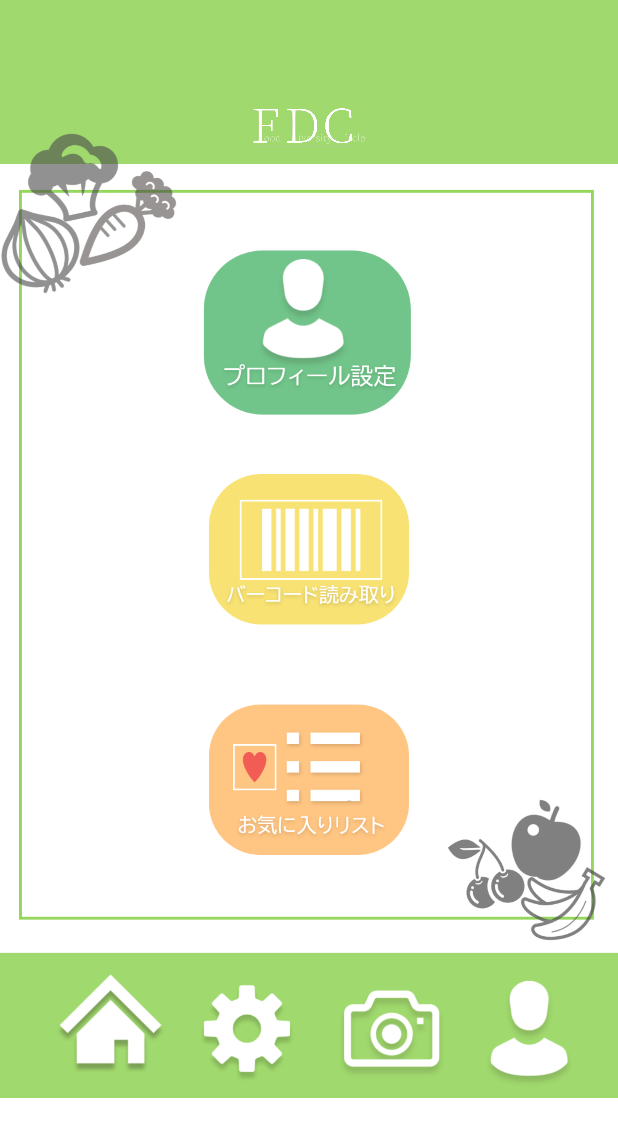
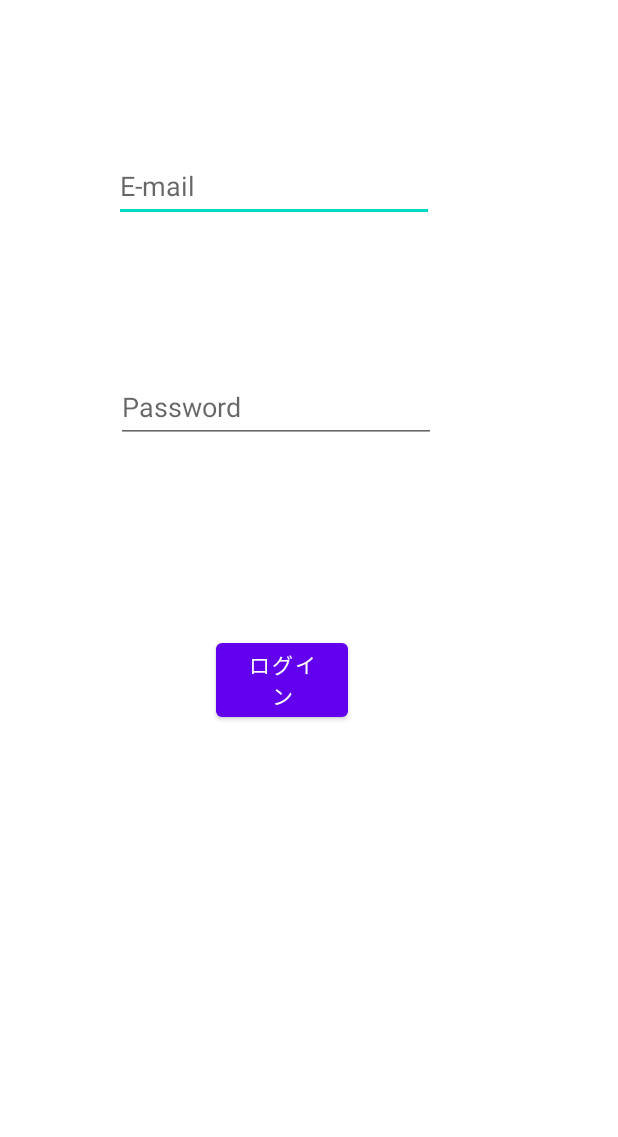
Before and after one commit to b9p31100/0101, an Android app: the screen it shows after launch (home before the commit, login after it), after a tap on "NEXT", on a phone screen of 412 x 824 dp. Shown: the top 1137 px of the screen. Run offline under Robolectric (Android 15) with nearby library versions, the phone set to English and light mode, and no system bars; our stand-ins replace Firebase (no records; nobody signed in at launch, a user with empty details on screens opened directly).

Commit message:
ログイン、（簡単な）サイインインの作成

```diff
--- a/app/build.gradle
+++ b/app/build.gradle
@@ -35,6 +35,7 @@ dependencies {
     implementation 'androidx.constraintlayout:constraintlayout:2.1.1'
     implementation 'com.google.firebase:firebase-database:20.0.1'
     implementation 'com.google.firebase:firebase-analytics:19.0.0'
+    implementation 'com.google.firebase:firebase-auth:21.0.1'
     testImplementation 'junit:junit:4.+'
     androidTestImplementation 'androidx.test.ext:junit:1.1.3'
     androidTestImplementation 'androidx.test.espresso:espresso-core:3.4.0'
--- a/app/src/main/java/com/example/a0101/MainActivity.java
+++ b/app/src/main/java/com/example/a0101/MainActivity.java
@@ -4,10 +4,14 @@ import androidx.appcompat.app.AppCompatActivity;
 
 import android.content.Intent;
 import android.os.Bundle;
-import android.view.View;
 import android.widget.Button;
+import android.widget.Toast;
+
+import com.google.firebase.auth.FirebaseAuth;
+import com.google.firebase.auth.FirebaseUser;
 
 public class MainActivity extends AppCompatActivity {
+    private FirebaseAuth mAuth;
     //ログイン画面
     //MainActivityはhomeではないので注意(自分(増田)への戒めなので、デザイン班はスルーしてください)
     @Override
@@ -15,20 +19,28 @@ public class MainActivity extends AppCompatActivity {
         super.onCreate(savedInstanceState);
         //res/layout/screen1.xml を初期画面に
         setContentView(R.layout.activity_main);
-
+        mAuth = FirebaseAuth.getInstance();
         Button btn = (Button) findViewById(R.id.send_button);
         Button btn2 =(Button)findViewById(R.id.send_button2);
         btn.setOnClickListener(v ->{
                 Intent intent = new Intent(MainActivity.this,
-                        home.class );
+                        login.class );
                 startActivity(intent);
         });
 
         btn2.setOnClickListener(v ->{
             Intent intent = new Intent(MainActivity.this,
-                    userregister.class);
+                    singin.class);
             startActivity(intent);
         });
 
     }
+    @Override
+    public void onStart() {
+        super.onStart();
+        FirebaseUser user = mAuth.getCurrentUser();
+        if(user == null){
+            Toast.makeText(MainActivity.this, "ログインしてください", Toast.LENGTH_SHORT).show();
+        }
+    }
 }
--- /dev/null
+++ b/app/src/main/java/com/example/a0101/login.java
@@ -0,0 +1,57 @@
+package com.example.a0101;
+
+import androidx.appcompat.app.AppCompatActivity;
+
+import android.content.Intent;
+import android.os.Bundle;
+import android.text.TextUtils;
+import android.widget.Button;
+import android.widget.EditText;
+import android.widget.Toast;
+
+import com.google.firebase.auth.FirebaseAuth;
+
+public class login extends AppCompatActivity {
+    private FirebaseAuth mAuth;
+    private EditText editText;
+    private  EditText editText2;
+
+    @Override
+    protected void onCreate(Bundle savedInstanceState) {
+        super.onCreate(savedInstanceState);
+        setContentView(R.layout.activity_login);
+
+        editText = findViewById(R.id.email);
+        editText2 = findViewById(R.id.password);
+        Button btn = (Button)findViewById(R.id.button);
+        mAuth = FirebaseAuth.getInstance();
+
+        btn.setOnClickListener(v->{
+            loginuser();
+        });
+    }
+
+    private void loginuser() {
+        String email = editText.getText().toString();
+        String password = editText2.getText().toString();
+
+        if(TextUtils.isEmpty(email)){
+            editText.setError("メールアドレスが未入力です");
+            editText.requestFocus();
+        }
+        else if(TextUtils.isEmpty(password)){
+            editText2.setError("パスワードが未入力です");
+            editText2.requestFocus();
+        }
+        else{
+            mAuth.signInWithEmailAndPassword(email,password).addOnCompleteListener(task -> {
+                if(task.isSuccessful()){
+                    Toast.makeText(login.this, "ログイン成功.", Toast.LENGTH_SHORT).show();
+                    startActivity(new Intent(login.this, home.class));
+                }else{
+                    Toast.makeText(login.this, "ログイン失敗.", Toast.LENGTH_SHORT).show();
+                }
+            });
+        }
+    }
+}
--- a/app/src/main/res/layout/activity_home.xml
+++ b/app/src/main/res/layout/activity_home.xml
@@ -151,4 +151,5 @@
         app:layout_constraintStart_toStartOf="parent"
         app:layout_constraintTop_toTopOf="parent"
         app:layout_constraintVertical_bias="0.99" />
+
 </androidx.constraintlayout.widget.ConstraintLayout>
--- /dev/null
+++ b/app/src/main/res/layout/activity_login.xml
@@ -0,0 +1,62 @@
+<?xml version="1.0" encoding="utf-8"?>
+<androidx.constraintlayout.widget.ConstraintLayout xmlns:android="http://schemas.android.com/apk/res/android"
+    xmlns:app="http://schemas.android.com/apk/res-auto"
+    xmlns:tools="http://schemas.android.com/tools"
+    android:layout_width="match_parent"
+    android:layout_height="match_parent"
+    tools:context=".login">
+
+    <EditText
+        android:id="@+id/email"
+        android:layout_width="wrap_content"
+        android:layout_height="wrap_content"
+        android:layout_alignParentStart="true"
+        android:layout_alignParentTop="true"
+        android:layout_alignParentEnd="true"
+        android:layout_marginStart="77dp"
+        android:layout_marginTop="100dp"
+        android:layout_marginEnd="124dp"
+        android:ems="10"
+        android:hint="E-mail"
+        android:inputType="textEmailAddress"
+        android:minHeight="48dp"
+        app:layout_constraintEnd_toEndOf="parent"
+        app:layout_constraintHorizontal_bias="0.56"
+        app:layout_constraintStart_toStartOf="parent"
+        app:layout_constraintTop_toTopOf="parent" />
+
+    <EditText
+        android:id="@+id/password"
+        android:layout_width="wrap_content"
+        android:layout_height="48dp"
+        android:layout_below="@+id/email"
+        android:layout_alignEnd="@+id/email"
+        android:layout_alignParentStart="true"
+        android:layout_marginStart="77dp"
+        android:layout_marginTop="59dp"
+        android:layout_marginEnd="124dp"
+        android:layout_marginBottom="88dp"
+        android:ems="10"
+        android:hint="Password"
+        android:inputType="textPassword"
+        android:minHeight="48dp"
+        app:layout_constraintBottom_toTopOf="@+id/button"
+        app:layout_constraintEnd_toEndOf="parent"
+        app:layout_constraintHorizontal_bias="0.0"
+        app:layout_constraintStart_toStartOf="parent"
+        app:layout_constraintTop_toBottomOf="@+id/email" />
+
+    <Button
+        android:id="@+id/button"
+        android:layout_width="88dp"
+        android:layout_height="wrap_content"
+        android:layout_marginStart="144dp"
+        android:layout_marginEnd="179dp"
+        android:layout_marginBottom="340dp"
+        android:text="ログイン"
+        app:layout_constraintBottom_toBottomOf="parent"
+        app:layout_constraintEnd_toEndOf="parent"
+        app:layout_constraintHorizontal_bias="0.0"
+        app:layout_constraintStart_toStartOf="parent" />
+
+</androidx.constraintlayout.widget.ConstraintLayout>
--- a/build.gradle
+++ b/build.gradle
@@ -6,7 +6,7 @@ buildscript {
     }
     dependencies {
         classpath "com.android.tools.build:gradle:7.0.3"
-        classpath 'com.google.gms:google-services:4.3.8'
+        classpath 'com.google.gms:google-services:4.3.10'
 
         // NOTE: Do not place your application dependencies here; they belong
         // in the individual module build.gradle files
--- a/gradle.properties
+++ b/gradle.properties
@@ -17,3 +17,4 @@ org.gradle.jvmargs=-Xmx2048m -Dfile.encoding=UTF-8
 android.useAndroidX=true
 # Automatically convert third-party libraries to use AndroidX
 android.enableJetifier=true
+org.gradle.warning.mode=all
--- a/settings.gradle
+++ b/settings.gradle
@@ -3,7 +3,7 @@ dependencyResolutionManagement {
     repositories {
         google()
         mavenCentral()
-        jcenter() // Warning: this repository is going to shut down soon
+         // Warning: this repository is going to shut down soon
     }
 }
 rootProject.name = "0101"
```
Also changed, not shown: app/src/main/AndroidManifest.xml (+6 -1 lines), app/src/main/java/com/example/a0101/home.java (+6 -5 lines), app/src/main/java/com/example/a0101/singin.java (added, +72 -0 lines), app/src/main/java/com/example/a0101/userregister.java (deleted, +0 -14 lines), app/src/main/res/layout/activity_signin.xml (added, +62 -0 lines), app/src/main/res/layout/activity_userregister.xml (deleted, +0 -9 lines).
